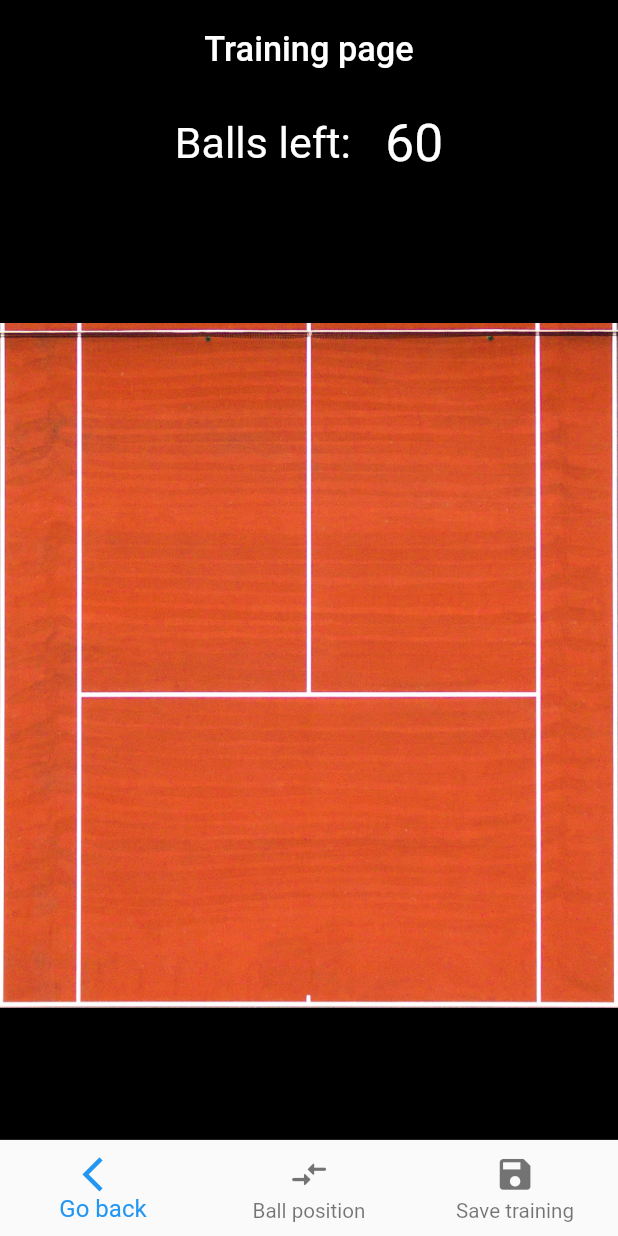
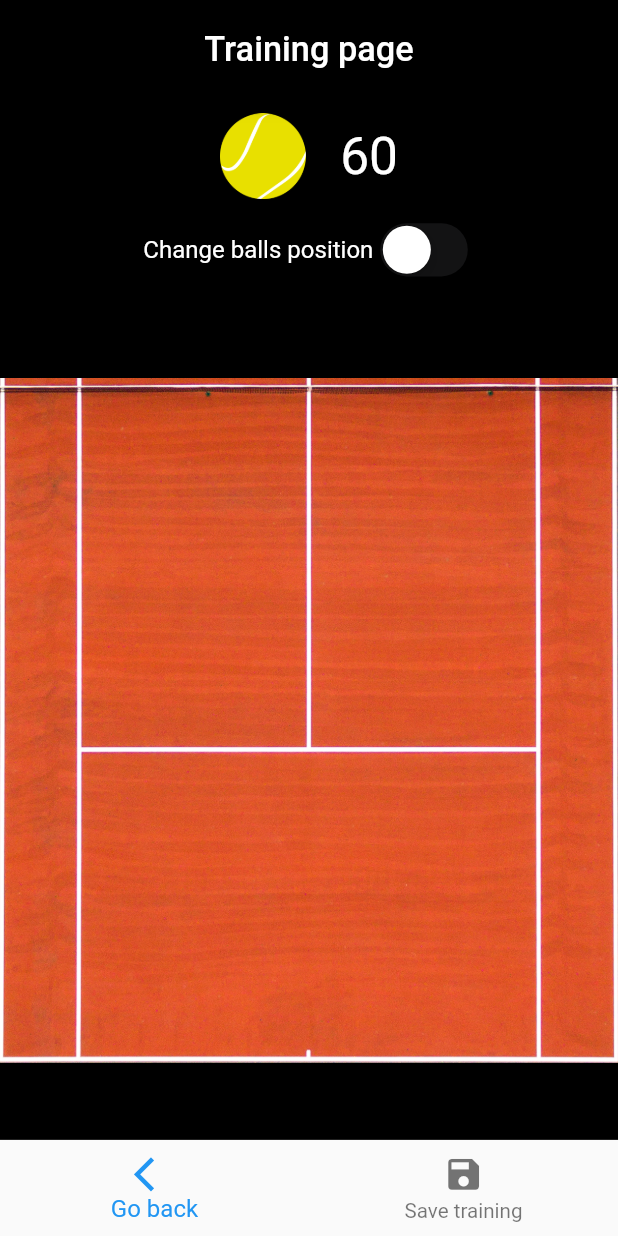
Before and after one commit to bibusDG/tennis_training_machine, a Flutter app: the TrainingSetUpPage screen opened directly, on a phone screen of 412 x 824 dp. Run offline on Flutter 3.47's test engine with Material 2 defaults, Android fonts, the light colour scheme and no system bars; our stand-ins replace get, get_storage, responsive_framework; accounts and stored records are empty.

Commit message:
20.07.2023- small changes and annotations for code

```diff
--- a/lib/controllers/return_hit_controller.dart
+++ b/lib/controllers/return_hit_controller.dart
@@ -6,8 +6,8 @@ import 'package:tennis_training_machine/models/return_hit_model.dart';
 class ReturnHitController extends GetxController{
 
   RxInt pressedBallNumber = 0.obs;
-  RxDouble newXPosition = 100.0.obs;
-  RxDouble newYPosition = 100.0.obs;
+  // RxDouble newXPosition = 100.0.obs;
+  // RxDouble newYPosition = 100.0.obs;
   RxBool positionChangeActivated = false.obs;
   RxBool tennisBallDropped = false.obs;
   RxInt hitCounter = 0.obs;
--- a/lib/pages/training_setup_page.dart
+++ b/lib/pages/training_setup_page.dart
@@ -19,12 +19,15 @@ class TrainingSetUpPage extends StatelessWidget {
   Widget build(BuildContext context) {
     final myTrainings = GetStorage('myTrainings');
 
+
+    ///init controllers
     TrainingModel trainingModel = TrainingModel(name: 'first', returnHits: []);
     ReturnHitController returnHitController = Get.put(ReturnHitController());
     TotalBallController totalBallController = Get.put(TotalBallController());
     BottomNavigationBarController bottomNavigationBarController = Get.put(BottomNavigationBarController());
     totalBallController.totalBallValue.value = 60;
 
+    ///loading tennis_ball image
     Future<ui.Image> _loadImage(String imageAssetPath) async {
       final ByteData data = await rootBundle.load(imageAssetPath);
       final codec = await ui.instantiateImageCodec(
@@ -53,8 +56,6 @@ class TrainingSetUpPage extends StatelessWidget {
               bottomNavigationBarController.navigationBarIndex.value = index;
               if (index == 0) {
                 Get.back();
-              } else if (index == 1) {
-                returnHitController.positionChangeActivated.value = true;
               }
               else {
                 List listOfJsonHits = [];
@@ -93,24 +94,39 @@ class TrainingSetUpPage extends StatelessWidget {
             items: const [
               BottomNavigationBarItem(
                   icon: Icon(Icons.arrow_back_ios), label: 'Go back'),
-              BottomNavigationBarItem(icon: Icon(Icons.compare_arrows_rounded), label: 'Ball position'),
               BottomNavigationBarItem(icon: Icon(Icons.save), label: 'Save training'),
             ],),
           body: Center(
             child: Column(
               children: [
                 const SizedBox(height: 10.0,),
+                ///picture of ball and ball left number
                 Row(
                   mainAxisAlignment: MainAxisAlignment.center,
                   children: [
-                    const Text('Balls left:', style: TextStyle(fontSize: 25.0, color: Colors.white),),
+                    SizedBox(
+                      width: 50.0,
+                        height: 50.0,
+                        child: Image.asset('assets/images/tennis_ball.png')),
                     const SizedBox(width: 20.0,),
                     Text(totalBallController.totalBallValue.value.toString(), style: const TextStyle(color: Colors.white, fontSize: 30),),
                   ],
                 ),
                 const SizedBox(height: 10.0,),
+                ///change ball position checkbox
+                Row(
+                  mainAxisAlignment: MainAxisAlignment.center,
+                  children: [
+                  const Text('Change balls position', style: TextStyle(color: Colors.white),),
+                  const SizedBox(height: 10.0,),
+                  CupertinoSwitch(value: returnHitController.positionChangeActivated.value, onChanged: (newValue){
+                    returnHitController.positionChangeActivated.value = newValue;
+                  })
+                ],),
+                const SizedBox(height: 10.0,),
                 Expanded(
                   child: Center(
+                    ///as ball picture must be loaded before generating screen, we use Future function
                     child: FutureBuilder(
                       future: _loadImage('assets/images/tennis_ball.png'),
                       builder: (BuildContext myContext, AsyncSnapshot ballImage) {
@@ -127,8 +143,11 @@ class TrainingSetUpPage extends StatelessWidget {
                             // width: 360,
                             // height: 533,
                             child: GestureDetector(
+
+                              ///when screen tapped
                               onHorizontalDragDown: (details) {
 
+                                ///if ball position switch deactivated set new ball on screen
                                 if (returnHitController.positionChangeActivated.value == false) {
                                   returnHitController.onInit();
 
@@ -136,6 +155,8 @@ class TrainingSetUpPage extends StatelessWidget {
                                   // var _offset = referenceBox.globalToLocal(event.localPosition);
                                   // print(_offset);
 
+                                  ///return class of pressed ball if ball already exist on the screen (area around existing
+                                  ///ball is 15x15)
                                   var existingBallPressed = userPressedOnExistingBall(details.localPosition, trainingModel);
 
                                   if (existingBallPressed != null) {
@@ -145,16 +166,18 @@ class TrainingSetUpPage extends StatelessWidget {
                                     returnHitController.setReturnHitController(returnHit);
                                     openReturnHitParametersWindow(returnHitController, trainingModel, totalBallController);
                                   } else {
+
+                                    ///if on pressed area there is no ball create new hit model with new ball
                                     returnHitController.hitCounter.value ++;
 
-                                    ///
+                                    ///set ball position
                                     returnHitController.newHit.ballPositionX = details.localPosition.dx;
                                     returnHitController.newHit.ballPositionY = details.localPosition.dy;
 
-                                    ///
 
                                     returnHitController.hitConfirmed.value = true;
                                     returnHitController.refreshReturnHit();
+                                    ///open settings window for new hit/ball
                                     openReturnHitParametersWindow(returnHitController, trainingModel, totalBallController);
                                   }
                                 }else{
@@ -165,23 +188,26 @@ class TrainingSetUpPage extends StatelessWidget {
                                   }
                                 }
                               },
-
+                              ///when tap-out mouse-out from the screen
                               onHorizontalDragEnd: (details) {
-                                returnHitController.positionChangeActivated.value = false;
+                                returnHitController.pressedBallNumber.value = 0;
                               },
 
-
+                              ///when ball is moving on the screen
                               onHorizontalDragUpdate: (details) {
-
                                 if (returnHitController.positionChangeActivated.value) {
-                                  returnHitController.newXPosition.value = details.localPosition.dx;
-                                  returnHitController.newYPosition.value = details.localPosition.dy;;
+                                  // returnHitController.newXPosition.value = details.localPosition.dx;
+                                  // returnHitController.newYPosition.value = details.localPosition.dy;
+                                  ///new test
+                                  returnHitController.newHit.ballPositionX = details.localPosition.dx;
+                                  returnHitController.newHit.ballPositionY = details.localPosition.dy;
+                                  returnHitController.refreshReturnHit();
                                 }
                               },
                               child: Obx(() {
                                 return CustomPaint(
                                   painter: MyCustomPainter(
-                                      returnHitController.newXPosition.value, returnHitController.newYPosition.value, ballImage.data, trainingModel),
+                                      returnHitController.newHit.ballPositionX, returnHitController.newHit.ballPositionY, ballImage.data, trainingModel),
                                   child: ConstrainedBox(
                                     constraints: const BoxConstraints.expand(),
                                   ),
@@ -204,6 +230,7 @@ class TrainingSetUpPage extends StatelessWidget {
     );
   }
 
+  ///function responsible for opening ball/hit setup window
   openReturnHitParametersWindow(ReturnHitController controller,
       TrainingModel trainingModel,
       TotalBallController totalBallController) {
@@ -214,6 +241,7 @@ class TrainingSetUpPage extends StatelessWidget {
         return Column(
           children: [
             const SizedBox(height: 20.0,),
+            ///front rotation set-up
             Row(
               mainAxisAlignment: MainAxisAlignment.spaceBetween,
               children: [
@@ -229,6 +257,7 @@ class TrainingSetUpPage extends StatelessWidget {
               ],
             ),
             const SizedBox(height: 15.0,),
+            ///back rotation set-up
             Row(
               mainAxisAlignment: MainAxisAlignment.spaceBetween,
               children: [
@@ -244,6 +273,7 @@ class TrainingSetUpPage extends StatelessWidget {
               ],
             ),
             const SizedBox(height: 15.0,),
+            ///flat ball set-up
             Row(
               mainAxisAlignment: MainAxisAlignment.spaceBetween,
               children: [
@@ -259,6 +289,7 @@ class TrainingSetUpPage extends StatelessWidget {
               ],
             ),
             const SizedBox(height: 15.0,),
+            ///top ball set-up
             Row(
               mainAxisAlignment: MainAxisAlignment.spaceBetween,
               children: [
@@ -276,6 +307,7 @@ class TrainingSetUpPage extends StatelessWidget {
             const SizedBox(height: 15.0,),
             const Text("Repeat hit 'x' times: ", style: TextStyle(fontSize: 15.0),),
             const SizedBox(height: 10.0,),
+            ///repeating ball time set-up
             Row(
               mainAxisAlignment: MainAxisAlignment.center,
               children: [
@@ -303,6 +335,7 @@ class TrainingSetUpPage extends StatelessWidget {
             const SizedBox(height: 15.0,),
             const Text("Time delay (sec): ", style: TextStyle(fontSize: 15.0),),
             const SizedBox(height: 10.0,),
+            ///ball delay set-up
             Row(
               mainAxisAlignment: MainAxisAlignment.center,
               children: [
@@ -328,6 +361,7 @@ class TrainingSetUpPage extends StatelessWidget {
               ],
             ),
             const SizedBox(height: 20.0,),
+            ///confirm or cancel new set-up for ball.hit
             Row(
               mainAxisAlignment: MainAxisAlignment.center,
               children: [
```
